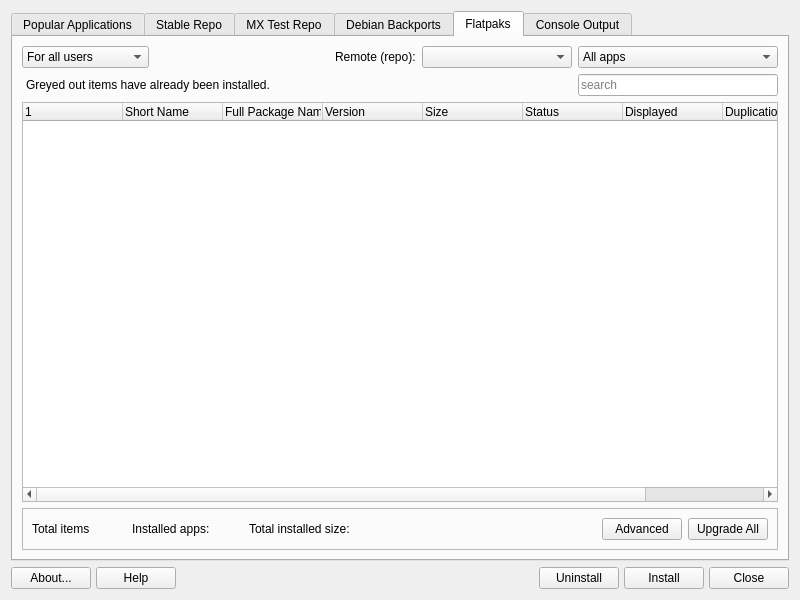
Old version of the form mainwindow.ui in the repository CachyOS/packageinstaller.
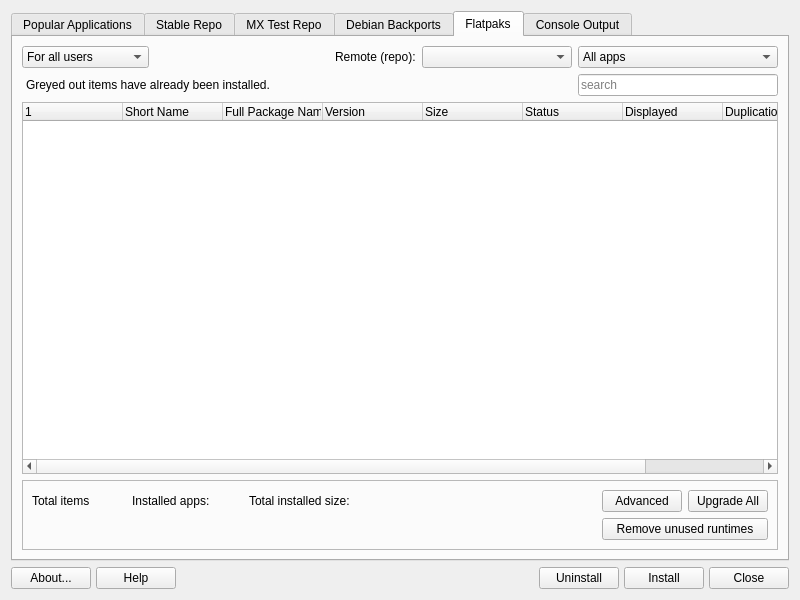
New version of the form. The open tabs and pages were chosen to show the change. Icons and pictures are not drawn.

Commit message: add 'remove unused runtimes' button in Flatpak tab

Diff of the .ui file:
```diff
--- a/mainwindow.ui
+++ b/mainwindow.ui
@@ -1422,6 +1422,19 @@
             </property>
            </widget>
           </item>
+          <item row="3" column="10" colspan="2">
+           <widget class="QPushButton" name="buttonRemoveUnused">
+            <property name="text">
+             <string>Remove unused runtimes</string>
+            </property>
+            <property name="icon">
+             <iconset theme="sweeper"/>
+            </property>
+            <property name="autoDefault">
+             <bool>false</bool>
+            </property>
+           </widget>
+          </item>
          </layout>
         </widget>
        </item>
```
Left out of the diff: 2 changed lines with no effect on the pictures. The commit also changes 2 other files.
